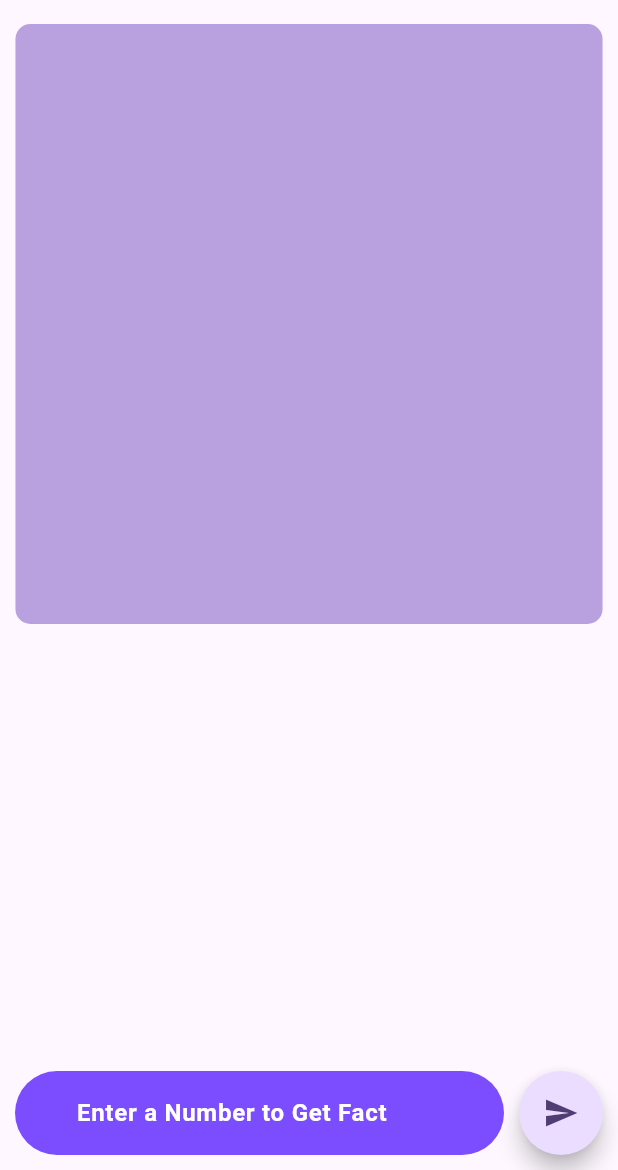
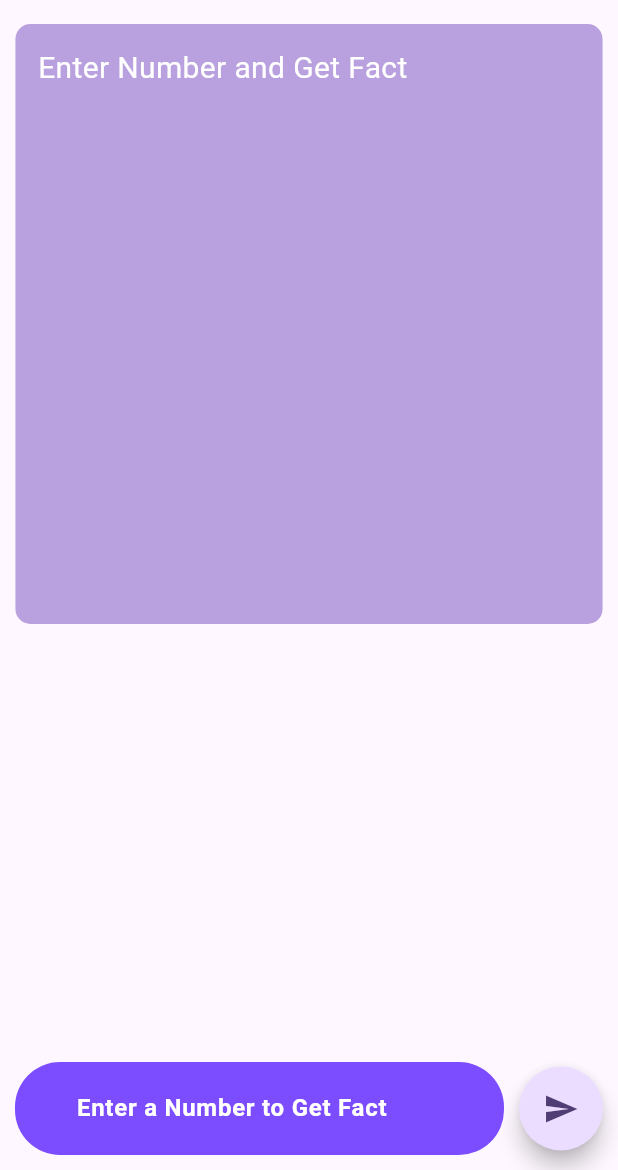
Before and after one commit to JUNAIDRASHID-git/Number-Fact-Finder-App, a Flutter app: the screen it shows after launch, on a phone screen of 412 x 824 dp, the part 66-1236 px from its top. Run offline on Flutter 3.47's test engine with Material 3 defaults, Android fonts, the phone set to English and light mode, and no system bars.

Commit message:
Api integated and aslo do some model to get response from api in the formate of json

```diff
--- /dev/null
+++ b/lib/APIs/fact_api.dart
@@ -0,0 +1,11 @@
+import "dart:convert";
+
+import "package:http/http.dart" as http;
+import "package:numberfactfinder/models/number_fact_response/number_fact_response.dart";
+
+Future<NumberFactResponse> getNumberFact({required String number}) async {
+  final response =
+      await http.get(Uri.parse("http://numbersapi.com/$number/trivia?json"));
+  final bodyAsJson = jsonDecode(response.body);
+  return NumberFactResponse.fromJson(bodyAsJson);
+}
--- /dev/null
+++ b/lib/models/number_fact_response/number_fact_response.dart
@@ -0,0 +1,26 @@
+import 'package:json_annotation/json_annotation.dart';
+
+part 'number_fact_response.g.dart';
+
+@JsonSerializable()
+class NumberFactResponse {
+  @JsonKey(name : "text")
+  String? text;
+
+  @JsonKey(name : "number")
+  num? number;
+
+  @JsonKey(name : "found")
+  bool? found;
+
+  @JsonKey(name : "type")
+  String? type;
+
+  NumberFactResponse({this.text, this.number, this.found, this.type});
+
+  factory NumberFactResponse.fromJson(Map<String, dynamic> json) {
+    return _$NumberFactResponseFromJson(json);
+  }
+
+  Map<String, dynamic> toJson() => _$NumberFactResponseToJson(this);
+}
--- a/lib/screens/home.dart
+++ b/lib/screens/home.dart
@@ -1,30 +1,38 @@
 import 'package:flutter/material.dart';
+import 'package:numberfactfinder/widgets/Bars/home_app_bar.dart';
 import 'package:numberfactfinder/widgets/TextFields/number_text_field.dart';
+import 'package:numberfactfinder/widgets/buttons/send_button.dart';
 import 'package:numberfactfinder/widgets/containers/fact_result_container.dart';
-import 'package:numberfactfinder/widgets/buttons/send_button.dart';
 
-class HomePage extends StatelessWidget {
+class HomePage extends StatefulWidget {
   const HomePage({super.key});
+
+  @override
+  State<HomePage> createState() => _HomePageState();
+}
+
+class _HomePageState extends State<HomePage> {
+  TextEditingController inputText = TextEditingController();
+  String? triviaText;
+
+  void updateTriviaText(String newText) {
+    setState(() {
+      triviaText = newText;
+    });
+  }
 
   @override
   Widget build(BuildContext context) {
     return Scaffold(
-      appBar: AppBar(
-        toolbarHeight: 60,
-        title: const Text(
-          "Number Fact Finder",
-          style: TextStyle(
-            color: Colors.black,
-            fontWeight: FontWeight.w500,
-          ),
-        ),
-        backgroundColor: Colors.transparent,
-      ),
+      appBar: homeAppBar(),
       body: Column(
         mainAxisAlignment: MainAxisAlignment.spaceBetween,
         children: [
-          factResultContainer(context),
-          Row(children: [numberTextField(), sendButton()]),
+          factResultContainer(context, triviaText),
+          Row(children: [
+            numberTextField(inputText),
+            sendButton(updateTriviaText, inputText, context)
+          ])
         ],
       ),
     );
--- /dev/null
+++ b/lib/widgets/Bars/home_app_bar.dart
@@ -0,0 +1,15 @@
+import 'package:flutter/material.dart';
+
+AppBar homeAppBar() {
+  return AppBar(
+    toolbarHeight: 60,
+    title: const Text(
+      "Number Fact Finder",
+      style: TextStyle(
+        color: Colors.black,
+        fontWeight: FontWeight.w500,
+      ),
+    ),
+    backgroundColor: Colors.transparent,
+  );
+}
--- a/lib/widgets/TextFields/number_text_field.dart
+++ b/lib/widgets/TextFields/number_text_field.dart
@@ -1,26 +1,32 @@
 import 'package:flutter/material.dart';
 
-Expanded numberTextField() {
+Expanded numberTextField(TextEditingController inputText) {
   return Expanded(
     child: Padding(
       padding: const EdgeInsets.all(10),
       child: ClipRRect(
           borderRadius: BorderRadius.circular(30),
           child: TextFormField(
+            controller: inputText,
+            keyboardType: TextInputType.number,
+            style: const TextStyle(
+                color: Colors.white, fontWeight: FontWeight.bold, fontSize: 20),
             decoration: const InputDecoration(
               border: InputBorder.none,
               label: Padding(
                 padding: EdgeInsets.only(left: 25),
                 child: Text(
                   "Enter a Number to Get Fact",
-              style:
-                  TextStyle(color: Colors.white, fontWeight: FontWeight.bold),
+                  style: TextStyle(
+                    color: Colors.white,
+                    fontWeight: FontWeight.bold,
+                  ),
                 ),
               ),
               fillColor: Colors.deepPurpleAccent,
               filled: true,
+            ),
           )),
-      ),
     ),
   );
 }
--- a/lib/widgets/buttons/send_button.dart
+++ b/lib/widgets/buttons/send_button.dart
@@ -1,11 +1,22 @@
 import 'package:flutter/material.dart';
+import 'package:numberfactfinder/APIs/fact_api.dart';
 
-Padding sendButton() {
+Padding sendButton(Function updateTriviaText, TextEditingController inputText, BuildContext context) {
   return Padding(
     padding: const EdgeInsets.only(right: 10),
     child: FloatingActionButton(
       shape: const CircleBorder(),
-      onPressed: () {},
+      onPressed: () async {
+        String number = inputText.text;
+        if (number.isNotEmpty) {
+          final result = await getNumberFact(number: number);
+          updateTriviaText(result.text ?? "No Trivia Fount");
+        } else {
+          ScaffoldMessenger.of(context).showSnackBar(const SnackBar(
+              backgroundColor: Colors.redAccent,
+              content: Text("! Please Enter The Number")));
+        }
+      },
       child: const Center(child: Icon(Icons.send)),
     ),
   );
--- a/lib/widgets/containers/fact_result_container.dart
+++ b/lib/widgets/containers/fact_result_container.dart
@@ -1,11 +1,18 @@
 import 'package:flutter/material.dart';
 
-Container factResultContainer(BuildContext context) {
+Container factResultContainer(BuildContext context, String? triviaText) {
   return Container(
     height: 400,
     width: MediaQuery.of(context).size.width * 0.95,
     decoration: BoxDecoration(
         color: const Color.fromARGB(118, 104, 58, 183),
         borderRadius: BorderRadius.circular(10)),
+    child: Padding(
+      padding: const EdgeInsets.all(15.0),
+      child: Text(
+        triviaText ?? "Enter Number and Get Fact",
+        style: const TextStyle(color: Colors.white, fontSize: 20),
+      ),
+    ),
   );
 }
--- a/pubspec.yaml
+++ b/pubspec.yaml
@@ -30,11 +30,15 @@ environment:
 dependencies:
   flutter:
     sdk: flutter
+  http: 1.2.2
 
 
   # The following adds the Cupertino Icons font to your application.
   # Use with the CupertinoIcons class for iOS style icons.
   cupertino_icons: ^1.0.8
+  json_annotation: ^4.9.0
+  json_serializable: ^6.8.0
+  build_runner: ^2.4.13
 
 dev_dependencies:
   flutter_test:
```
Also changed, not shown: lib/models/number_fact_response/number_fact_response.g.dart (added), pubspec.lock. Lines whose indentation alone changed are shown as unchanged.
